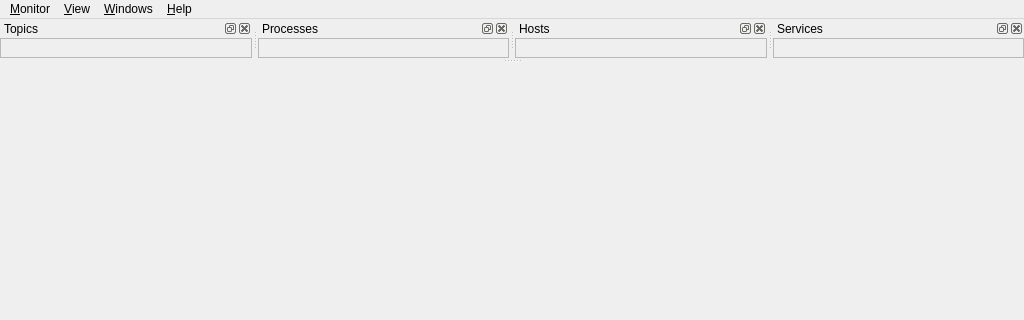
Old version of the form app/mon/mon_gui/src/main_window.ui in the repository eclipse-ecal/ecal; both pictures show x 0 to 1024 and y 0 to 320 of the 1024 by 768 pixel window.
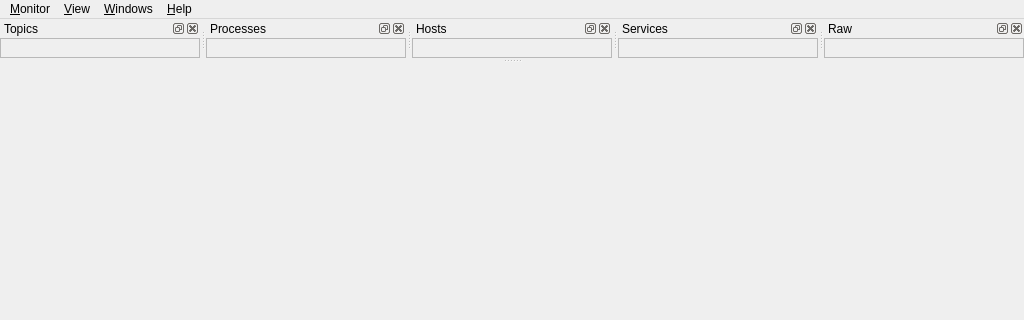
New version of the form. Icons and pictures are not drawn.

Commit message: Mon: Added Raw Data panel

Patch:
```diff
--- a/app/mon/mon_gui/src/main_window.ui
+++ b/app/mon/mon_gui/src/main_window.ui
@@ -332,6 +332,41 @@
     </layout>
    </widget>
   </widget>
+  <widget class="QDockWidget" name="raw_monitoring_data_dockwidget">
+   <property name="windowTitle">
+    <string>Raw</string>
+   </property>
+   <attribute name="dockWidgetArea">
+    <number>4</number>
+   </attribute>
+   <widget class="QWidget" name="raw_monitoring_data_dockwidget_content">
+    <layout class="QVBoxLayout" name="raw_monitoring_data_dockwidget_content_layout">
+     <property name="spacing">
+      <number>0</number>
+     </property>
+     <property name="leftMargin">
+      <number>0</number>
+     </property>
+     <property name="topMargin">
+      <number>0</number>
+     </property>
+     <property name="rightMargin">
+      <number>0</number>
+     </property>
+     <property name="bottomMargin">
+      <number>0</number>
+     </property>
+     <item>
+      <widget class="QFrame" name="raw_monitoring_data_dockwidget_content_frame">
+       <property name="frameShape">
+        <enum>QFrame::StyledPanel</enum>
+       </property>
+       <layout class="QVBoxLayout" name="raw_monitoring_data_dockwidget_content_frame_layout"/>
+      </widget>
+     </item>
+    </layout>
+   </widget>
+  </widget>
   <action name="action_exit">
    <property name="icon">
     <iconset resource="../../../iconset/ecalicons.qrc">
```
Left out of the diff: 7 changed lines with no effect on the pictures. The commit also changes 6 other files.
